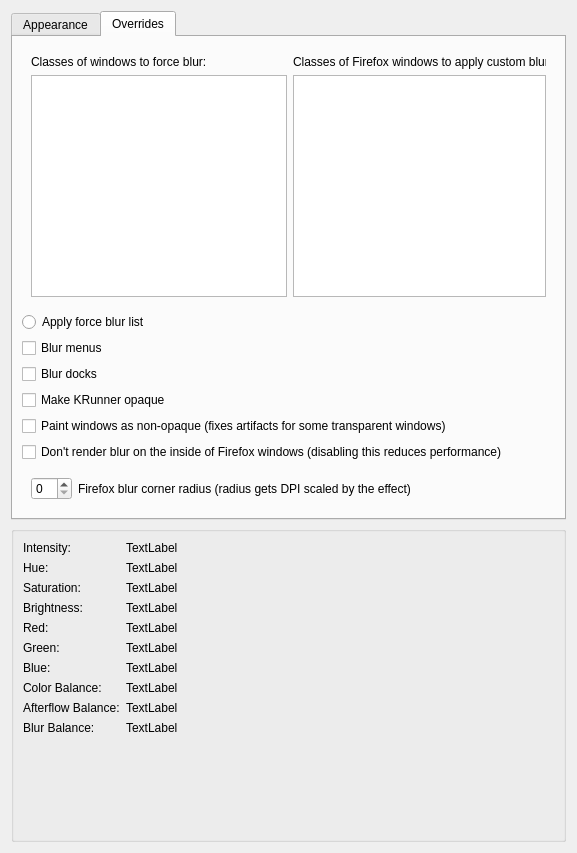
aeroshell-desktop/aerothemeplasma, file kwin/effects_cpp/kde-effects-aeroglassblur/src/kcm/blur_config.ui: the form before one commit.
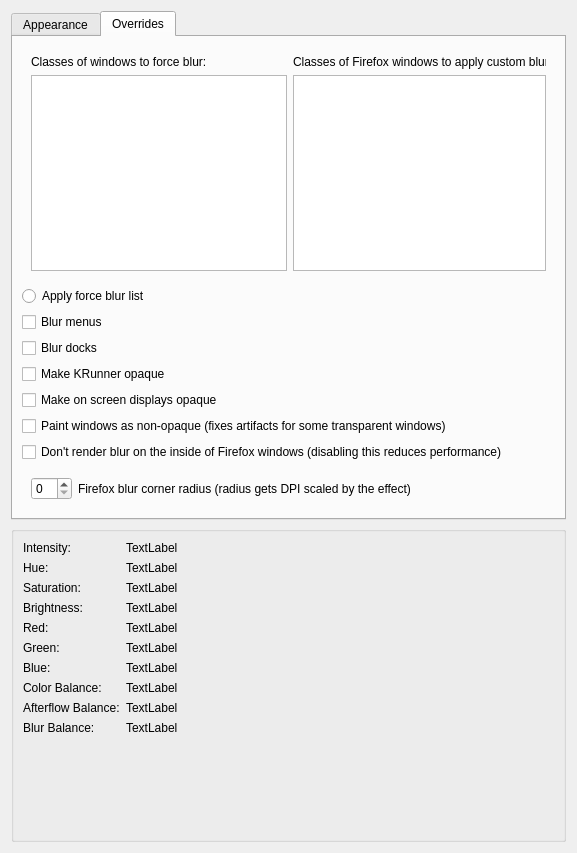
The form after the commit. Icons and pictures are not drawn.

Commit message: Include option to toggle OSDs opaqueness in AeroGlassBlur

```diff
--- a/kwin/effects_cpp/kde-effects-aeroglassblur/src/kcm/blur_config.ui
+++ b/kwin/effects_cpp/kde-effects-aeroglassblur/src/kcm/blur_config.ui
@@ -392,6 +392,13 @@
          </property>
         </widget>
        </item>
+       <item>
+        <widget class="QCheckBox" name="kcfg_OpaqueOSD">
+         <property name="text">
+          <string>Make on screen displays opaque</string>
+         </property>
+        </widget>
+       </item>
        <item>
         <widget class="QCheckBox" name="kcfg_PaintAsTranslucent">
          <property name="text">
```
The commit also changes 3 other files.
